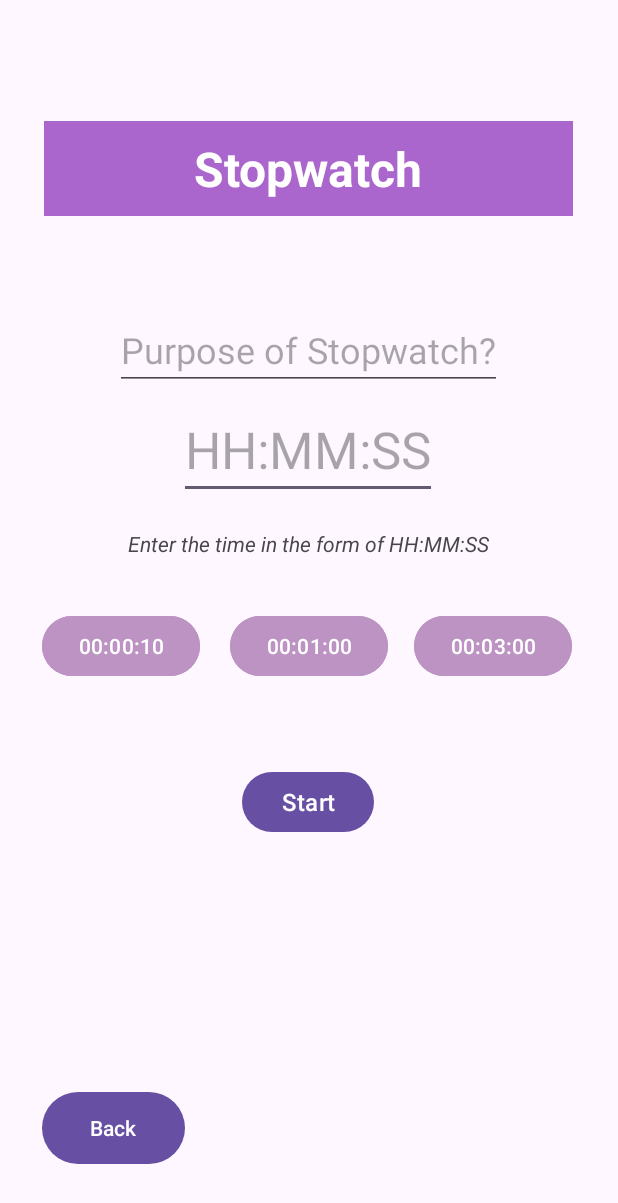
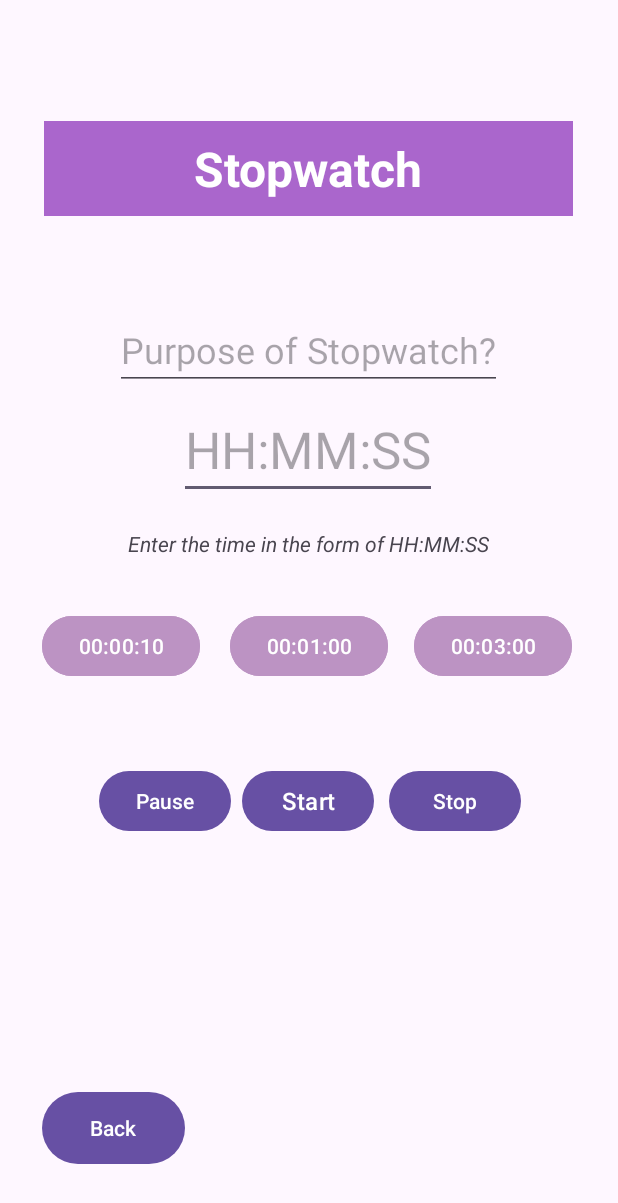
Before and after one commit to tksy1227/MAD24_P04_Team4, an Android app: the Stopwatch_Timer screen opened directly, with no data from a screen before it, on a phone screen of 412 x 824 dp. Shown: the top 1203 px of the screen. Run offline under Robolectric (Android 15) with nearby library versions, the phone set to English and light mode, and no system bars.

Commit message:
Chloe: Making my feature

```diff
--- a/app/src/main/res/layout/activity_stopwatch_timer.xml
+++ b/app/src/main/res/layout/activity_stopwatch_timer.xml
@@ -54,7 +54,7 @@
         app:layout_constraintHorizontal_bias="0.498"
         app:layout_constraintStart_toStartOf="parent"
         app:layout_constraintTop_toTopOf="parent"
-        app:layout_constraintVertical_bias="0.658" />
+        app:layout_constraintVertical_bias="0.657" />
 
     <TextView
         android:id="@+id/instructionText"
@@ -133,4 +133,28 @@
         app:layout_constraintStart_toStartOf="parent"
         app:layout_constraintTop_toTopOf="parent"
         app:layout_constraintVertical_bias="0.268" />
+
+    <Button
+        android:id="@+id/stopButton"
+        android:layout_width="wrap_content"
+        android:layout_height="wrap_content"
+        android:text="Stop"
+        app:layout_constraintBottom_toBottomOf="parent"
+        app:layout_constraintEnd_toEndOf="parent"
+        app:layout_constraintHorizontal_bias="0.801"
+        app:layout_constraintStart_toStartOf="parent"
+        app:layout_constraintTop_toTopOf="parent"
+        app:layout_constraintVertical_bias="0.657" />
+
+    <Button
+        android:id="@+id/pauseButton"
+        android:layout_width="wrap_content"
+        android:layout_height="wrap_content"
+        android:text="Pause"
+        app:layout_constraintBottom_toBottomOf="parent"
+        app:layout_constraintEnd_toEndOf="parent"
+        app:layout_constraintHorizontal_bias="0.204"
+        app:layout_constraintStart_toStartOf="parent"
+        app:layout_constraintTop_toTopOf="parent"
+        app:layout_constraintVertical_bias="0.657" />
 </androidx.constraintlayout.widget.ConstraintLayout>
```
Also changed, not shown: app/src/main/java/sg/edu/np/mad/p04_team4/Stopwatch_Timer.java (+68 -12 lines).
